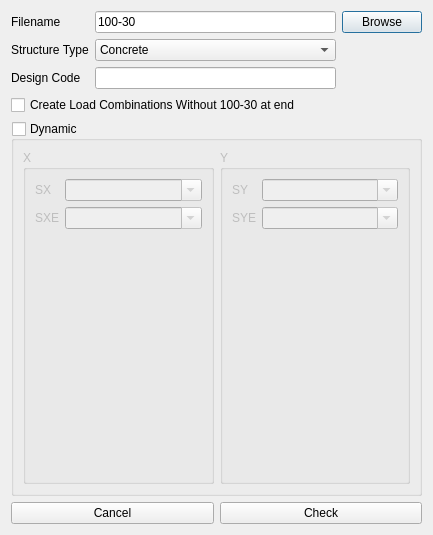
ebrahimraeyat/civilTools, file widgets/control/columns_100_30.ui: the form before one commit.
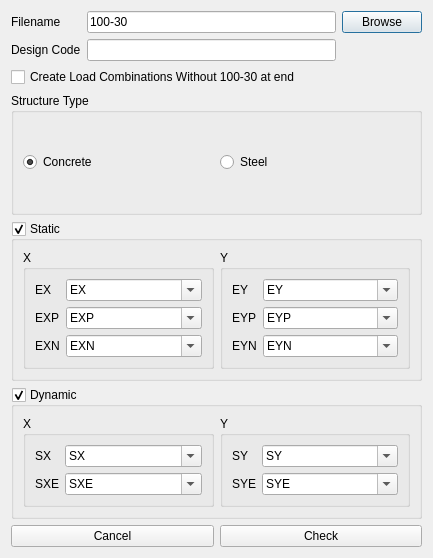
The form after the commit. Icons and pictures are not drawn.

Diff of the .ui file:
```diff
--- a/widgets/control/columns_100_30.ui
+++ b/widgets/control/columns_100_30.ui
@@ -10,7 +10,7 @@
     <x>0</x>
     <y>0</y>
     <width>433</width>
-    <height>535</height>
+    <height>558</height>
    </rect>
   </property>
   <property name="windowTitle">
@@ -23,16 +23,9 @@
   <property name="modal">
    <bool>false</bool>
   </property>
-  <layout class="QVBoxLayout" name="verticalLayout_2">
+  <layout class="QVBoxLayout" name="verticalLayout">
    <item>
     <layout class="QGridLayout" name="gridLayout">
-     <item row="1" column="0">
-      <widget class="QLabel" name="label_2">
-       <property name="text">
-        <string>Structure Type</string>
-       </property>
-      </widget>
-     </item>
      <item row="0" column="0">
       <widget class="QLabel" name="label">
        <property name="text">
@@ -40,20 +33,13 @@
        </property>
       </widget>
      </item>
-     <item row="2" column="0">
+     <item row="1" column="0">
       <widget class="QLabel" name="label_3">
        <property name="text">
         <string>Design Code</string>
        </property>
       </widget>
      </item>
-     <item row="0" column="1">
-      <widget class="QLineEdit" name="filename">
-       <property name="text">
-        <string>100-30</string>
-       </property>
-      </widget>
-     </item>
      <item row="0" column="2">
       <widget class="QPushButton" name="browse">
        <property name="text">
@@ -61,7 +47,7 @@
        </property>
       </widget>
      </item>
-     <item row="2" column="1">
+     <item row="1" column="1">
       <widget class="QLineEdit" name="design_code">
        <property name="text">
         <string/>
@@ -71,21 +57,14 @@
        </property>
       </widget>
      </item>
-     <item row="1" column="1">
-      <widget class="QComboBox" name="structure_type">
-       <item>
-        <property name="text">
-         <string>Concrete</string>
-        </property>
-       </item>
-       <item>
-        <property name="text">
-         <string>Steel</string>
-        </property>
-       </item>
+     <item row="0" column="1">
+      <widget class="QLineEdit" name="filename">
+       <property name="text">
+        <string>100-30</string>
+       </property>
       </widget>
      </item>
-     <item row="3" column="0" colspan="2">
+     <item row="2" column="0" colspan="2">
       <widget class="QCheckBox" name="create_100_30">
        <property name="text">
         <string>Create Load Combinations Without 100-30 at end</string>
@@ -94,6 +73,188 @@
      </item>
     </layout>
    </item>
+   <item>
+    <widget class="QGroupBox" name="groupBox_9">
+     <property name="title">
+      <string>Structure Type</string>
+     </property>
+     <layout class="QHBoxLayout" name="horizontalLayout_11">
+      <item>
+       <widget class="QRadioButton" name="concrete_radiobutton">
+        <property name="text">
+         <string>Concrete</string>
+        </property>
+        <property name="checked">
+         <bool>true</bool>
+        </property>
+       </widget>
+      </item>
+      <item>
+       <widget class="QRadioButton" name="steel_radiobutton">
+        <property name="text">
+         <string>Steel</string>
+        </property>
+       </widget>
+      </item>
+     </layout>
+    </widget>
+   </item>
+   <item>
+    <widget class="QGroupBox" name="static_groupbox">
+     <property name="title">
+      <string>Static</string>
+     </property>
+     <property name="checkable">
+      <bool>true</bool>
+     </property>
+     <layout class="QHBoxLayout" name="horizontalLayout_3">
+      <item>
+       <widget class="QGroupBox" name="static_group_x">
+        <property name="title">
+         <string>X</string>
+        </property>
+        <layout class="QFormLayout" name="formLayout_13">
+         <item row="0" column="0">
+          <widget class="QLabel" name="label_56">
+           <property name="enabled">
+            <bool>true</bool>
+           </property>
+           <property name="text">
+            <string>EX</string>
+           </property>
+          </widget>
+         </item>
+         <item row="0" column="1">
+          <widget class="QComboBox" name="ex_combobox">
+           <property name="enabled">
+            <bool>true</bool>
+           </property>
+           <property name="editable">
+            <bool>true</bool>
+           </property>
+           <item>
+            <property name="text">
+             <string>EX</string>
+            </property>
+           </item>
+          </widget>
+         </item>
+         <item row="1" column="0">
+          <widget class="QLabel" name="label_57">
+           <property name="text">
+            <string>EXP</string>
+           </property>
+          </widget>
+         </item>
+         <item row="1" column="1">
+          <widget class="QComboBox" name="exp_combobox">
+           <property name="editable">
+            <bool>true</bool>
+           </property>
+           <item>
+            <property name="text">
+             <string>EXP</string>
+            </property>
+           </item>
+          </widget>
+         </item>
+         <item row="2" column="0">
+          <widget class="QLabel" name="label_58">
+           <property name="text">
+            <string>EXN</string>
+           </property>
+          </widget>
+         </item>
+         <item row="2" column="1">
+          <widget class="QComboBox" name="exn_combobox">
+           <property name="editable">
+            <bool>true</bool>
+           </property>
+           <item>
+            <property name="text">
+             <string>EXN</string>
+            </property>
+           </item>
+          </widget>
+         </item>
+        </layout>
+       </widget>
+      </item>
+      <item>
+       <widget class="QGroupBox" name="static_group_y">
+        <property name="title">
+         <string>Y</string>
+        </property>
+        <layout class="QFormLayout" name="formLayout_14">
+         <item row="0" column="0">
+          <widget class="QLabel" name="label_59">
+           <property name="enabled">
+            <bool>true</bool>
+           </property>
+           <property name="text">
+            <string>EY</string>
+           </property>
+          </widget>
+         </item>
+         <item row="0" column="1">
+          <widget class="QComboBox" name="ey_combobox">
+           <property name="enabled">
+            <bool>true</bool>
+           </property>
+           <property name="editable">
+            <bool>true</bool>
+           </property>
+           <item>
+            <property name="text">
+             <string>EY</string>
+            </property>
+           </item>
+          </widget>
+         </item>
+         <item row="1" column="0">
+          <widget class="QLabel" name="label_60">
+           <property name="text">
+            <string>EYP</string>
+           </property>
+          </widget>
+         </item>
+         <item row="1" column="1">
+          <widget class="QComboBox" name="eyp_combobox">
+           <property name="editable">
+            <bool>true</bool>
+           </property>
+           <item>
+            <property name="text">
+             <string>EYP</string>
+            </property>
+           </item>
+          </widget>
+         </item>
+         <item row="2" column="0">
+          <widget class="QLabel" name="label_61">
+           <property name="text">
+            <string>EYN</string>
+           </property>
+          </widget>
+         </item>
+         <item row="2" column="1">
+          <widget class="QComboBox" name="eyn_combobox">
+           <property name="editable">
+            <bool>true</bool>
+           </property>
+           <item>
+            <property name="text">
+             <string>EYN</string>
+            </property>
+           </item>
+          </widget>
+         </item>
+        </layout>
+       </widget>
+      </item>
+     </layout>
+    </widget>
+   </item>
    <item>
     <widget class="QGroupBox" name="dynamic_groupbox">
      <property name="enabled">
@@ -106,54 +267,110 @@
       <bool>true</bool>
      </property>
      <property name="checked">
-      <bool>false</bool>
+      <bool>true</bool>
      </property>
      <layout class="QHBoxLayout" name="horizontalLayout">
       <item>
-       <widget class="QGroupBox" name="groupBox_5">
+       <widget class="QGroupBox" name="dynamic_group_x">
+        <property name="enabled">
+         <bool>true</bool>
+        </property>
         <property name="title">
          <string>X</string>
         </property>
-        <layout class="QFormLayout" name="formLayout">
-         <item row="2" column="0">
-          <widget class="QLabel" name="label_12">
+        <layout class="QFormLayout" name="formLayout_9">
+         <item row="0" column="0">
+          <widget class="QLabel" name="label_20">
+           <property name="enabled">
+            <bool>true</bool>
+           </property>
+           <property name="text">
+            <string>SX</string>
+           </property>
+          </widget>
+         </item>
+         <item row="0" column="1">
+          <widget class="QComboBox" name="sx_combobox">
+           <property name="enabled">
+            <bool>true</bool>
+           </property>
+           <property name="editable">
+            <bool>true</bool>
+           </property>
+           <item>
+            <property name="text">
+             <string>SX</string>
+            </property>
+           </item>
+          </widget>
+         </item>
+         <item row="1" column="0">
+          <widget class="QLabel" name="label_31">
+           <property name="enabled">
+            <bool>true</bool>
+           </property>
            <property name="text">
             <string>SXE</string>
            </property>
           </widget>
          </item>
-         <item row="2" column="1">
+         <item row="1" column="1">
           <widget class="QComboBox" name="sxe_combobox">
-           <property name="editable">
+           <property name="enabled">
             <bool>true</bool>
            </property>
-          </widget>
-         </item>
-         <item row="0" column="1">
-          <widget class="QComboBox" name="sx_combobox">
            <property name="editable">
             <bool>true</bool>
            </property>
-          </widget>
-         </item>
-         <item row="0" column="0">
-          <widget class="QLabel" name="label_13">
-           <property name="text">
-            <string>SX</string>
-           </property>
+           <item>
+            <property name="text">
+             <string>SXE</string>
+            </property>
+           </item>
           </widget>
          </item>
         </layout>
        </widget>
       </item>
       <item>
-       <widget class="QGroupBox" name="groupBox_6">
+       <widget class="QGroupBox" name="dynamic_group_y">
+        <property name="enabled">
+         <bool>true</bool>
+        </property>
         <property name="title">
          <string>Y</string>
         </property>
-        <layout class="QFormLayout" name="formLayout_2">
+        <layout class="QFormLayout" name="formLayout_10">
+         <item row="0" column="0">
+          <widget class="QLabel" name="label_34">
+           <property name="enabled">
+            <bool>true</bool>
+           </property>
+           <property name="text">
+            <string>SY</string>
+           </property>
+          </widget>
+         </item>
+         <item row="0" column="1">
+          <widget class="QComboBox" name="sy_combobox">
+           <property name="enabled">
+            <bool>true</bool>
+           </property>
+           <property name="editable">
+            <bool>true</bool>
+           </property>
+           <item>
+            <property name="text">
+             <string>SY</string>
+            </property>
+           </item>
+          </widget>
+         </item>
          <item row="1" column="0">
-          <widget class="QLabel" name="label_16">
+          <widget class="QLabel" name="label_35">
+           <property name="enabled">
+            <bool>true</bool>
+           </property>
            <property name="text">
             <string>SYE</string>
            </property>
@@ -161,23 +378,17 @@
          </item>
          <item row="1" column="1">
           <widget class="QComboBox" name="sye_combobox">
-           <property name="editable">
+           <property name="enabled">
             <bool>true</bool>
            </property>
-          </widget>
-         </item>
-         <item row="0" column="1">
-          <widget class="QComboBox" name="sy_combobox">
            <property name="editable">
             <bool>true</bool>
            </property>
-          </widget>
-         </item>
-         <item row="0" column="0">
-          <widget class="QLabel" name="label_17">
-           <property name="text">
-            <string>SY</string>
-           </property>
+           <item>
+            <property name="text">
+             <string>SYE</string>
+            </property>
+           </item>
           </widget>
          </item>
         </layout>
```
